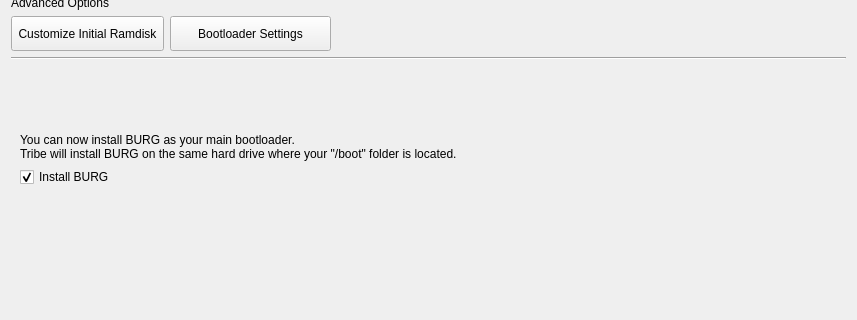
Inkane/Tribe, file ui/pages/config.ui: the form before one commit; both pictures show x 0 to 857 and y 156 to 476 of the 857 by 747 pixel window.
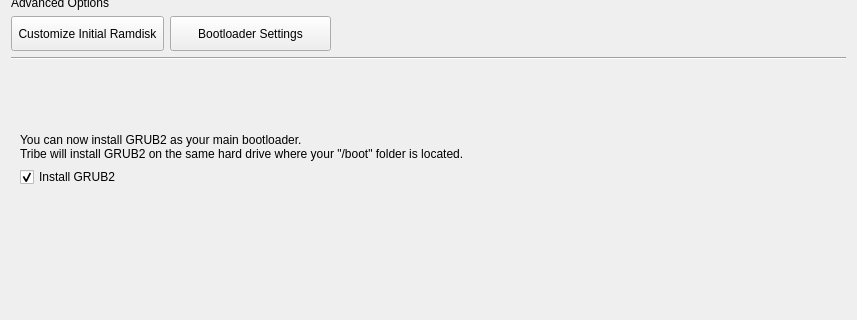
The form after the commit. The open tabs and pages were chosen to show the change. Custom widgets are drawn as their Qt base class.

Commit message: Trying to adjust Tribe to GRUB2.

```diff
--- a/ui/pages/config.ui
+++ b/ui/pages/config.ui
@@ -676,7 +676,7 @@
        <item row="1" column="0">
         <widget class="QCheckBox" name="bootloaderCheckBox">
          <property name="text">
-          <string>Install BURG</string>
+          <string>Install GRUB2</string>
          </property>
          <property name="checked">
           <bool>true</bool>
@@ -686,8 +686,8 @@
        <item row="0" column="0">
         <widget class="QLabel" name="bootloaderLabel">
          <property name="text">
-          <string>You can now install BURG as your main bootloader. 
-Tribe will install BURG on the same hard drive where your &quot;/boot&quot; folder is located.</string>
+          <string>You can now install GRUB2 as your main bootloader. 
+Tribe will install GRUB2 on the same hard drive where your &quot;/boot&quot; folder is located.</string>
          </property>
         </widget>
        </item>
```
The commit also changes 41 other files.
